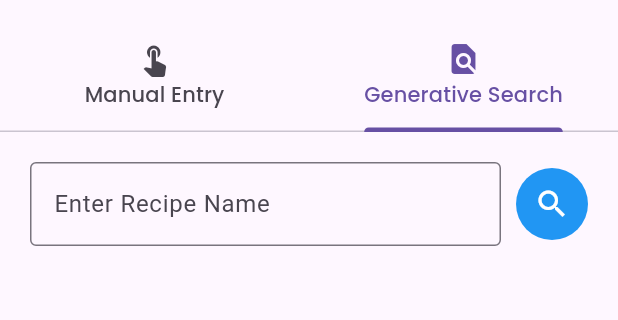
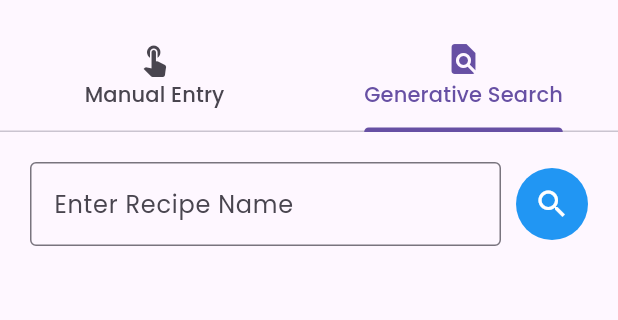
Before and after one commit to dreeew05/sheff_andrew, a Flutter app: the AddRecipePage screen opened directly, tab 6 chosen, on a phone screen of 412 x 824 dp, the part 63-383 px from its top. Run offline on Flutter 3.47's test engine with Material 3 defaults, Android fonts, the phone set to English and light mode, and no system bars; our stand-ins replace carousel_slider, cloud_firestore, firebase_auth, firebase_core, google_fonts; accounts and stored records are empty.

Commit message:
Fixed Bugs and Update Font Family

```diff
--- a/lib/screens/add_recipe/components/generative_search.dart
+++ b/lib/screens/add_recipe/components/generative_search.dart
@@ -32,6 +32,7 @@ class GenerativeSearchState extends State<GenerativeSearch> {
       switch (response["status"]) {
         case "success":
           _showResultsFromApi = true;
+          _showNoResultFound = false;
           _recipeList = response["recipeList"];
           break;
         case "no_results":
@@ -76,13 +77,14 @@ class GenerativeSearchState extends State<GenerativeSearch> {
                             }
                             return null;
                           },
-                          decoration: const InputDecoration(
-                              border: OutlineInputBorder(),
-                              errorBorder: OutlineInputBorder(
+                          decoration: InputDecoration(
+                              border: const OutlineInputBorder(),
+                              errorBorder: const OutlineInputBorder(
                                   borderSide: BorderSide(
                                 color: Color.fromARGB(255, 214, 44, 32),
                                 width: 1.0,
                               )),
+                              labelStyle: GoogleFonts.poppins(),
                               labelText: "Enter Recipe Name"),
                         ),
                       ),
```
